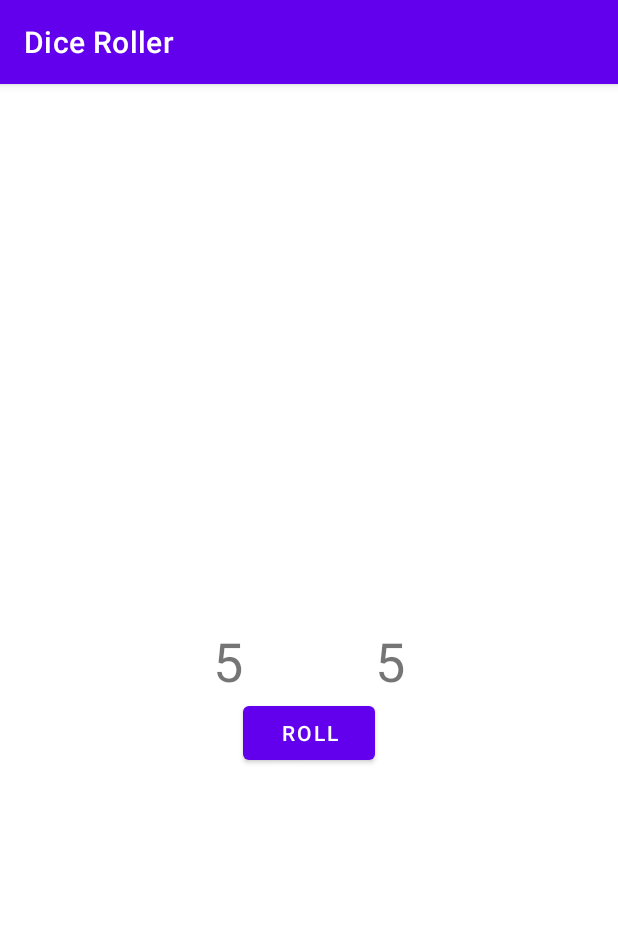
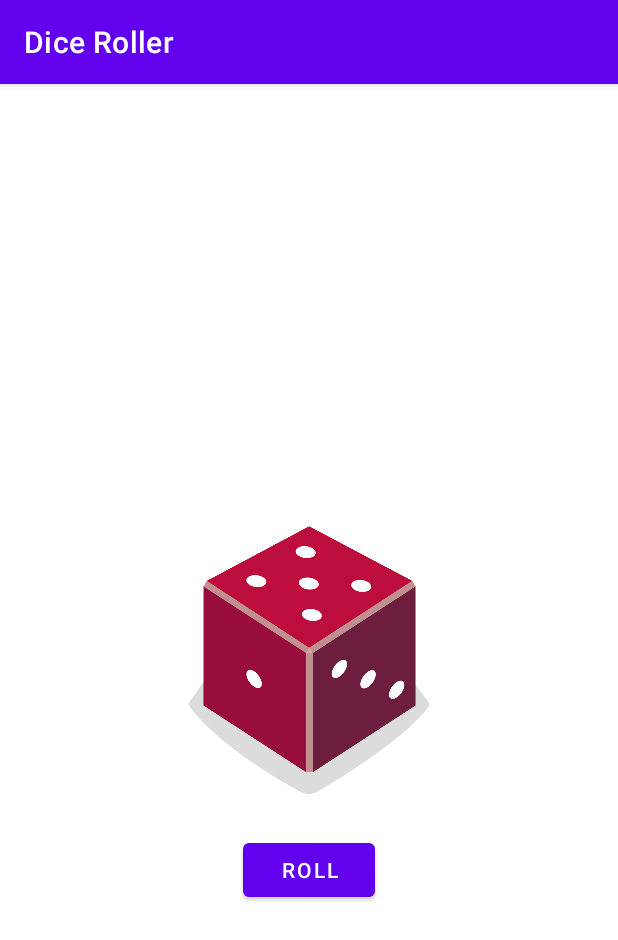
Before and after one commit to IronWill79/android-kotlin-basics-dice-roller, an Android app: the screen it shows after launch (MainActivity), after a tap on "ROLL", on a phone screen of 412 x 824 dp. Shown: the top 940 px of the screen. Run offline under Robolectric (Android 15) with nearby library versions, the phone set to English and light mode, and no system bars.

Commit message:
Refactor TextView to ImageView for displaying die result

```diff
--- a/app/src/main/java/xyz/ironwill/diceroller/MainActivity.kt
+++ b/app/src/main/java/xyz/ironwill/diceroller/MainActivity.kt
@@ -2,7 +2,7 @@ package xyz.ironwill.diceroller
 
 import android.os.Bundle
 import android.widget.Button
-import android.widget.TextView
+import android.widget.ImageView
 import androidx.appcompat.app.AppCompatActivity
 
 /**
@@ -16,23 +16,37 @@ class MainActivity : AppCompatActivity() {
 
         val rollButton: Button = findViewById(R.id.button)
         rollButton.setOnClickListener { rollDice() }
+
+        // Do a die roll when the app starts
+        rollDice()
     }
 
     /**
      * Roll the die and update the screen with the result.
      */
     private fun rollDice() {
-        // Create two new Dice objects with 6 sides and roll them
-        val die1 = Dice(6)
-        val die2 = Dice(6)
-        val diceRoll1 = die1.roll()
-        val diceRoll2 = die2.roll()
+        // Create new Dice object with 6 sides and roll it
+        val die = Dice(6)
+        val dieRoll = die.roll()
 
-        // Update the screen with the die rolls
-        val die1Result: TextView = findViewById(R.id.die_1)
-        die1Result.text = diceRoll1.toString()
-        val die2Result: TextView = findViewById(R.id.die_2)
-        die2Result.text = diceRoll2.toString()
+        // Find the ImageView in the layout
+        val diceImage: ImageView = findViewById(R.id.imageView)
+
+        // Determine which drawable resource ID to use based on die roll
+        val drawableResource = when (dieRoll) {
+            1 -> R.drawable.dice_1
+            2 -> R.drawable.dice_2
+            3 -> R.drawable.dice_3
+            4 -> R.drawable.dice_4
+            5 -> R.drawable.dice_5
+            else -> R.drawable.dice_6
+        }
+
+        // Update the ImageView with the correct drawable resource ID
+        diceImage.setImageResource(drawableResource)
+
+        // Update the content description
+        diceImage.contentDescription = dieRoll.toString()
     }
 }
 
--- a/app/src/main/res/layout/activity_main.xml
+++ b/app/src/main/res/layout/activity_main.xml
@@ -6,35 +6,25 @@
     android:layout_height="match_parent"
     tools:context=".MainActivity">
 
-    <TextView
-        android:id="@+id/die_1"
-        android:layout_width="wrap_content"
-        android:layout_height="wrap_content"
-        android:textSize="36sp"
-        app:layout_constraintBottom_toBottomOf="parent"
-        app:layout_constraintEnd_toStartOf="@+id/button"
-        app:layout_constraintLeft_toLeftOf="parent"
-        app:layout_constraintTop_toTopOf="parent"
-        tools:text="1" />
-
-    <TextView
-        android:id="@+id/die_2"
-        android:layout_width="wrap_content"
-        android:layout_height="wrap_content"
-        android:textSize="36sp"
-        app:layout_constraintBottom_toBottomOf="parent"
-        app:layout_constraintRight_toRightOf="parent"
-        app:layout_constraintStart_toEndOf="@+id/button"
-        app:layout_constraintTop_toTopOf="parent"
-        tools:text="1" />
-
     <Button
         android:id="@+id/button"
         android:layout_width="wrap_content"
         android:layout_height="wrap_content"
+        android:layout_marginTop="16dp"
         android:text="@string/roll"
         app:layout_constraintEnd_toEndOf="parent"
         app:layout_constraintStart_toStartOf="parent"
-        app:layout_constraintTop_toBottomOf="@+id/die_1" />
+        app:layout_constraintTop_toBottomOf="@+id/imageView" />
+
+    <ImageView
+        android:id="@+id/imageView"
+        android:layout_width="160dp"
+        android:layout_height="200dp"
+        android:contentDescription="@string/_1"
+        app:layout_constraintBottom_toBottomOf="parent"
+        app:layout_constraintEnd_toEndOf="parent"
+        app:layout_constraintStart_toStartOf="parent"
+        app:layout_constraintTop_toTopOf="parent"
+        tools:srcCompat="@drawable/dice_1" />
 
 </androidx.constraintlayout.widget.ConstraintLayout>
--- a/app/src/main/res/values/strings.xml
+++ b/app/src/main/res/values/strings.xml
@@ -1,4 +1,5 @@
 <resources>
     <string name="app_name">Dice Roller</string>
     <string name="roll">Roll</string>
+    <string name="_1">1</string>
 </resources>
```
